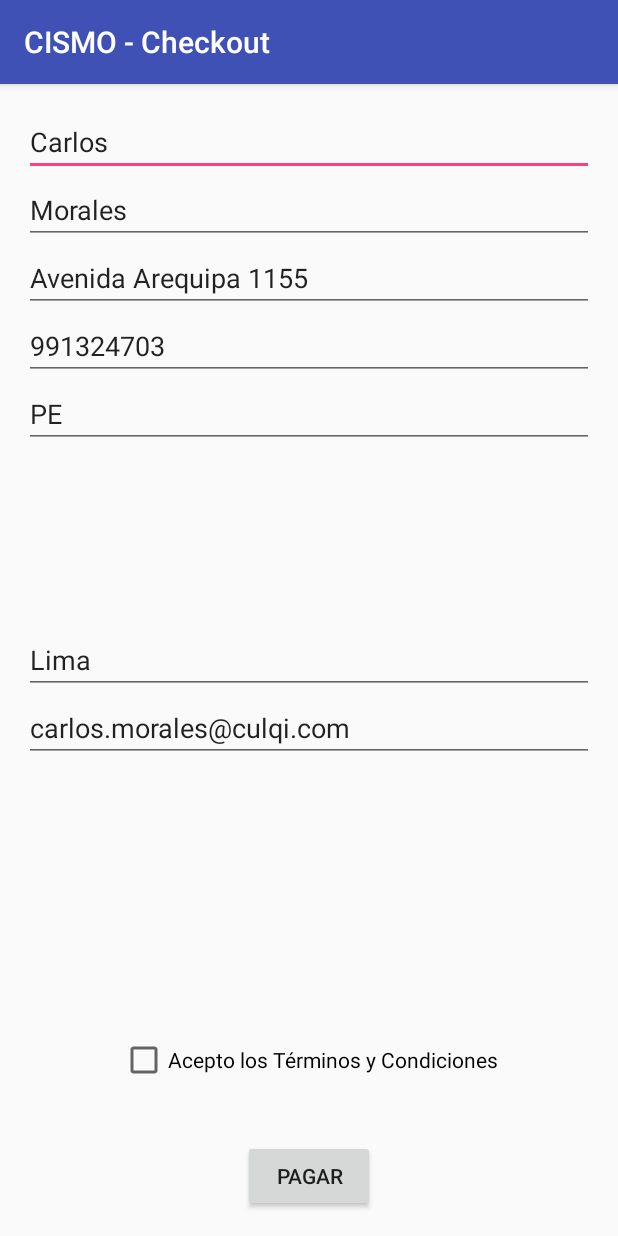
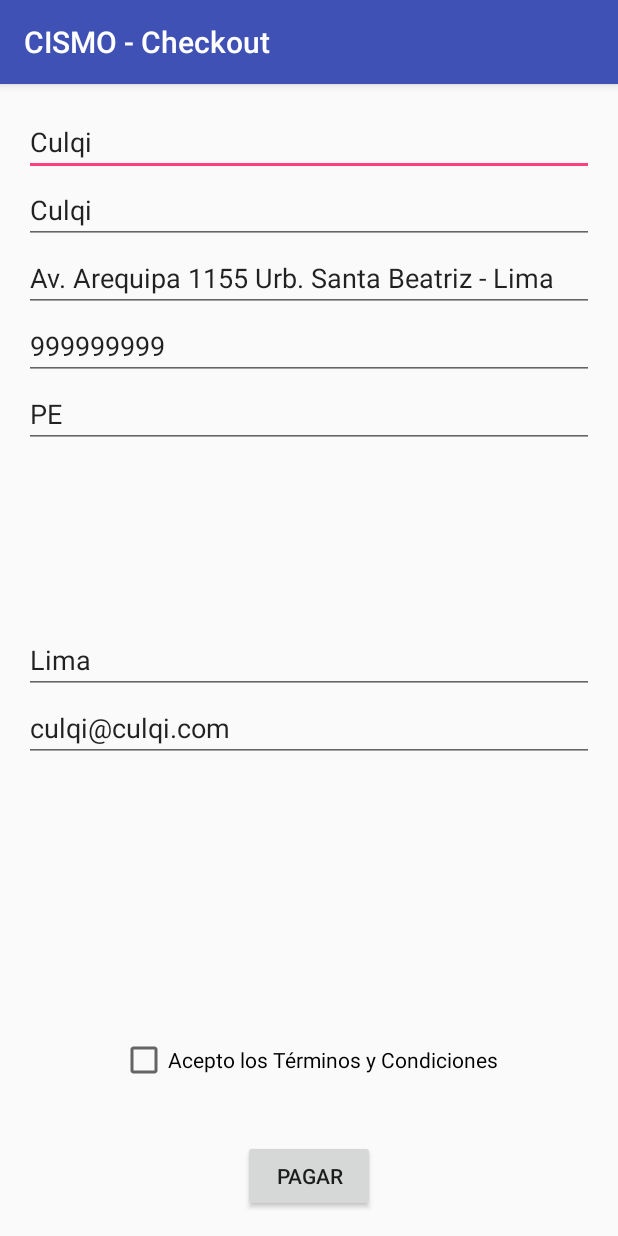
Before and after one commit to culqi/culqi-android, an Android app: the MainActivity screen opened directly, with no data from a screen before it, on a phone screen of 412 x 824 dp. Run offline under Robolectric (Android 15) with nearby library versions, the phone set to English and light mode, and no system bars; libraries missing offline, so code that uses them is left out: org.codehaus.jackson, org.springframework.http, org.springframework.web.

Commit message:
modificacion de datos y de codigo de comercio

```diff
--- a/Culqi/app/src/main/java/com/culqi/checkout/MainActivity.java
+++ b/Culqi/app/src/main/java/com/culqi/checkout/MainActivity.java
@@ -141,13 +141,13 @@ public class MainActivity extends AppCompatActivity {
 
         terminos   = (CheckBox)findViewById(R.id.terminos);
 
-        nombres.setText("Carlos");
-        apellidos.setText("Morales");
+        nombres.setText("Culqi");
+        apellidos.setText("Culqi");
         ciudad.setText("Lima");
         pais.setText("PE");
-        telefono.setText("991324703");
-        direccion.setText("Avenida Arequipa 1155");
-        correo.setText("carlos.morales@culqi.com");
+        telefono.setText("999999999");
+        direccion.setText("Av. Arequipa 1155 Urb. Santa Beatriz - Lima");
+        correo.setText("culqi@culqi.com");
 
     }
 
@@ -264,7 +264,7 @@ public class MainActivity extends AppCompatActivity {
                                     //Initialize the Button object with the data from the 'webviewdialog.xml' file
 
                                     WebView wv = (WebView) webViewDialog.findViewById(R.id.wb_webview);
-                                    wv.loadUrl("https://integ-pago.culqi.com/api/v1/formulario/movil/2/" + "demo" + "/" + finalRespuestaDemo1.getInformacion_venta());
+                                    wv.loadUrl("https://integ-pago.culqi.com/api/v1/formulario/movil/2/" + "5foGNkdG04MR" + "/" + finalRespuestaDemo1.getInformacion_venta());
                                     WebSettings webSettings = wv.getSettings();
                                     webSettings.setJavaScriptEnabled(true);
                                     webSettings.setBuiltInZoomControls(true);
```
